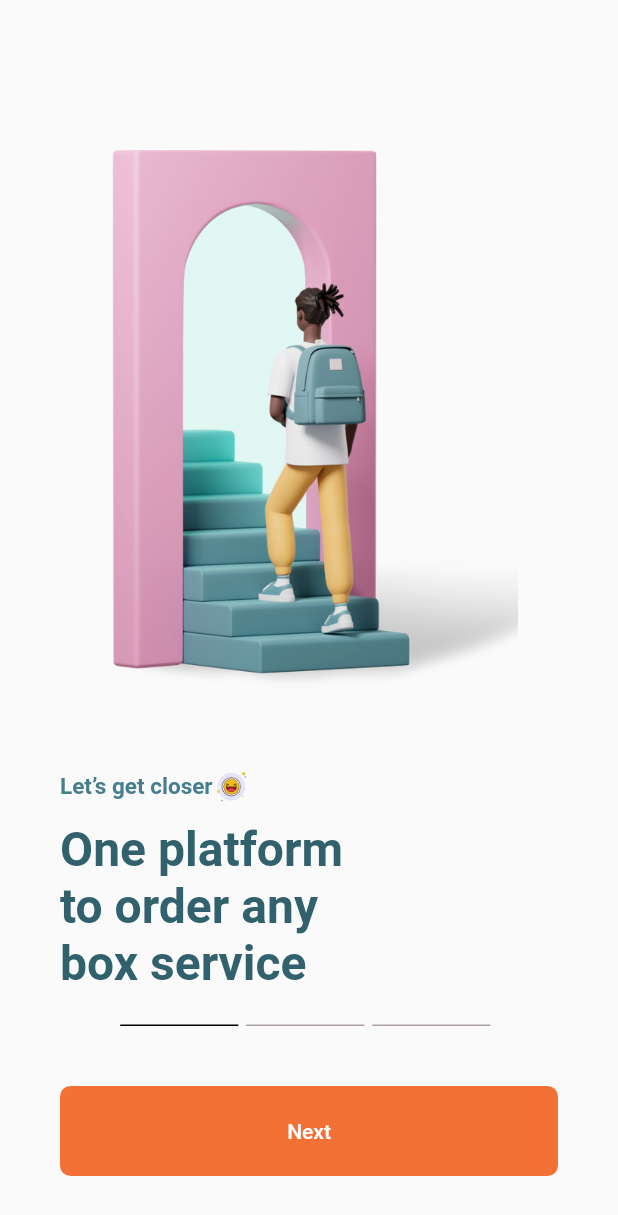
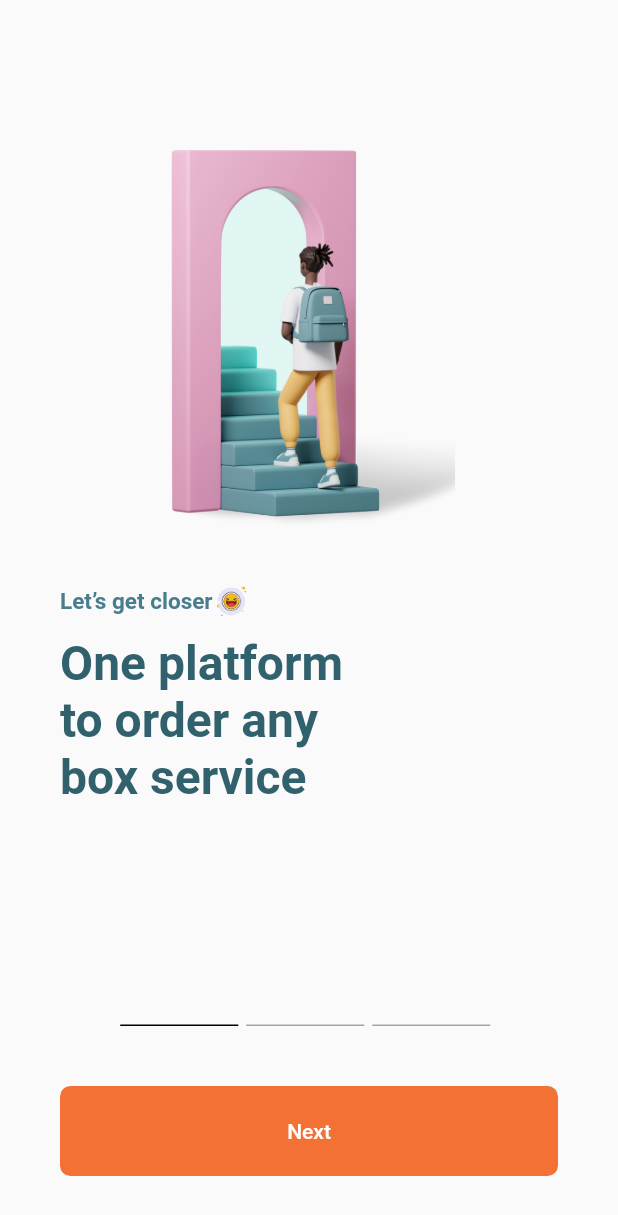
Before and after one commit to RandhoB/npobox, a Flutter app: the screen it shows after launch, on a phone screen of 412 x 824 dp. Shown: the top 1215 px of the screen. Run offline on Flutter 3.47's test engine with Material 2 defaults, Android fonts, the phone set to English and light mode, and no system bars; our stand-ins replace carousel_slider, get, google_fonts, introduction_screen, lottie.

Commit message:
perubahan lanjutan 4

```diff
--- a/lib/app/modules/choose_pobox/views/choose_pobox_view.dart
+++ b/lib/app/modules/choose_pobox/views/choose_pobox_view.dart
@@ -172,7 +172,7 @@
   Widget build(BuildContext context) {
     return Container(
       width: Get.width,
-      height: Get.height * 0.2,
+      height: Get.height * 0.3,
       decoration: BoxDecoration(
         borderRadius: BorderRadius.only(
           bottomLeft: Radius.circular(15),
--- a/lib/app/modules/onboarding_page/views/onboarding_page_view.dart
+++ b/lib/app/modules/onboarding_page/views/onboarding_page_view.dart
@@ -53,7 +53,7 @@
                       children: [
                         Image.asset(
                           contents[i].image,
-                          height: MediaQuery.of(context).size.height * 0.5,
+                          height: MediaQuery.of(context).size.height * 0.35,
                         ),
                         Row(
                           children: [
```
Also changed, not shown: 4 other files.
